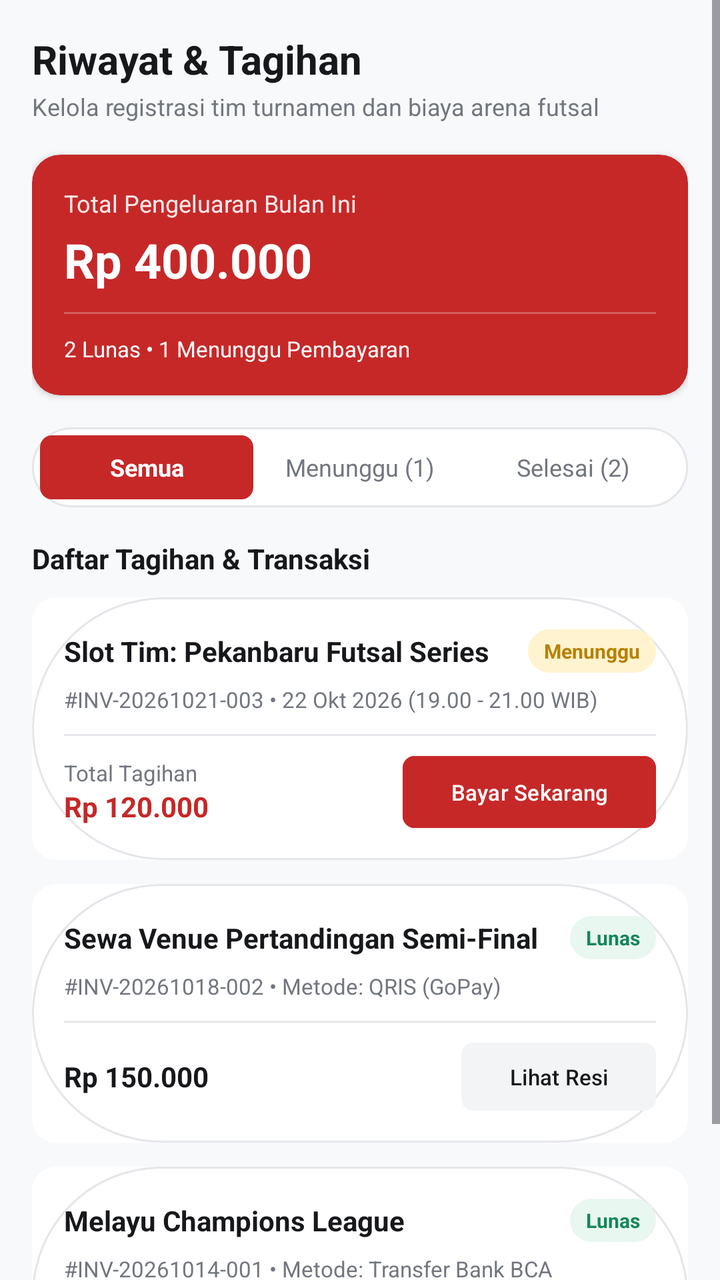
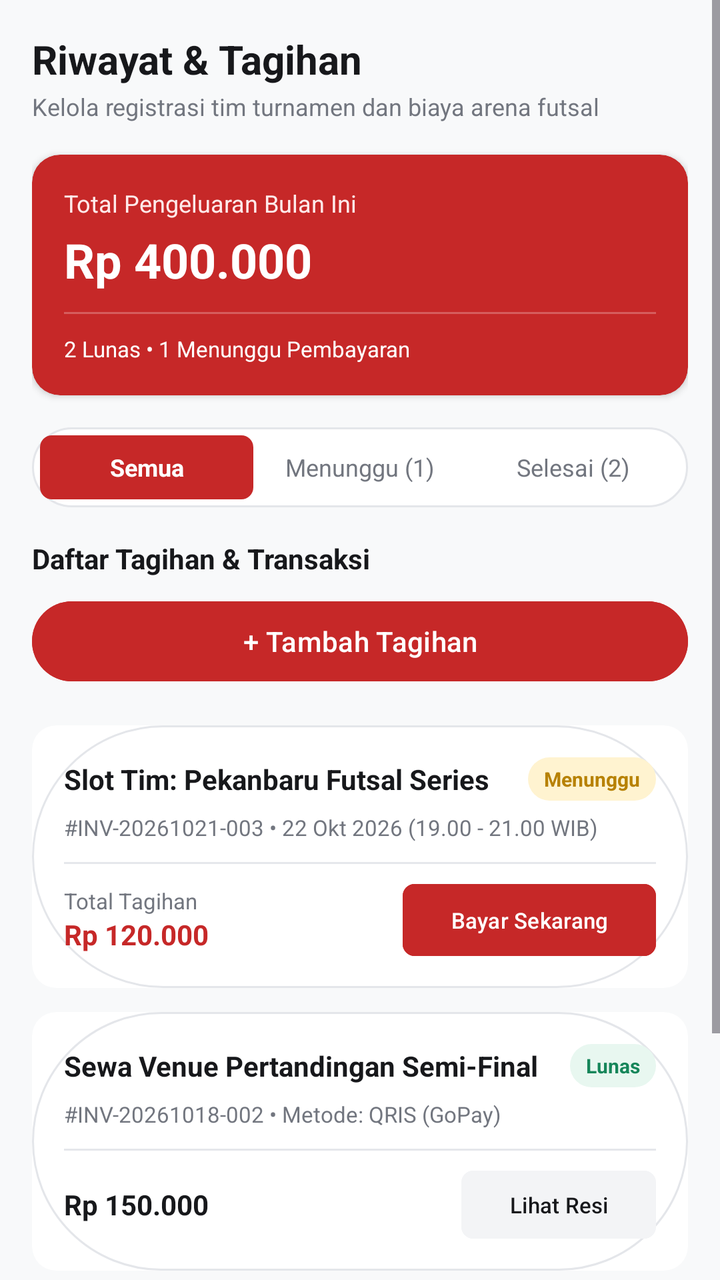

Two renders of the same Android screen: before a commit and after it. Below are the layout's source before the change and the commit's diff.
<!-- AndroidManifest.xml: application theme Theme.Afnmomogi -->
<!-- res/layout/fragment_pembayaran.xml -->
<?xml version="1.0" encoding="utf-8"?>
<FrameLayout xmlns:android="http://schemas.android.com/apk/res/android"
    xmlns:app="http://schemas.android.com/apk/res-auto"
    xmlns:tools="http://schemas.android.com/tools"
    android:layout_width="match_parent"
    android:layout_height="match_parent"
    android:background="#F8F9FA"
    tools:context=".PembayaranFragment">

    <ScrollView
        android:layout_width="match_parent"
        android:layout_height="match_parent">

        <LinearLayout
            android:layout_width="match_parent"
            android:layout_height="wrap_content"
            android:orientation="vertical"
            android:padding="16dp">

            
            <TextView
                android:layout_width="wrap_content"
                android:layout_height="wrap_content"
                android:text="Riwayat &amp; Tagihan"
                android:textSize="20sp"
                android:textStyle="bold"
                android:textColor="#17181B" />

            <TextView
                android:layout_width="wrap_content"
                android:layout_height="wrap_content"
                android:text="Kelola registrasi tim turnamen dan biaya arena futsal"
                android:textSize="12sp"
                android:textColor="#72767F"
                android:layout_marginTop="2dp" />

            
            <androidx.cardview.widget.CardView
                android:layout_width="match_parent"
                android:layout_height="wrap_content"
                android:layout_marginTop="16dp"
                app:cardCornerRadius="14dp"
                app:cardElevation="2dp"
                app:cardBackgroundColor="#C62828">

                <LinearLayout
                    android:layout_width="match_parent"
                    android:layout_height="wrap_content"
                    android:orientation="vertical"
                    android:padding="16dp">

                    <TextView
                        android:layout_width="wrap_content"
                        android:layout_height="wrap_content"
                        android:text="Total Pengeluaran Bulan Ini"
                        android:textColor="#FFEAEA"
                        android:textSize="12sp" />

                    <TextView
                        android:id="@+id/tvTotalBayar"
                        android:layout_width="wrap_content"
                        android:layout_height="wrap_content"
                        android:text="Rp 400.000"
                        android:textColor="#FFFFFF"
                        android:textSize="24sp"
                        android:textStyle="bold"
                        android:layout_marginTop="4dp" />

                    <View
                        android:layout_width="match_parent"
                        android:layout_height="1dp"
                        android:background="#40FFFFFF"
                        android:layout_marginVertical="10dp" />

                    <TextView
                        android:layout_width="wrap_content"
                        android:layout_height="wrap_content"
                        android:text="2 Lunas • 1 Menunggu Pembayaran"
                        android:textColor="#FFFFFF"
                        android:textSize="11sp" />
                </LinearLayout>
            </androidx.cardview.widget.CardView>

            
            <LinearLayout
                android:layout_width="match_parent"
                android:layout_height="wrap_content"
                android:orientation="horizontal"
                android:background="@drawable/rounded_border"
                android:padding="4dp"
                android:layout_marginTop="16dp">

                <TextView
                    android:layout_width="0dp"
                    android:layout_weight="1"
                    android:layout_height="32dp"
                    android:text="Semua"
                    android:gravity="center"
                    android:background="@drawable/red_tab_bg"
                    android:textColor="#FFFFFF"
                    android:textSize="12sp"
                    android:textStyle="bold" />

                <TextView
                    android:layout_width="0dp"
                    android:layout_weight="1"
                    android:layout_height="32dp"
                    android:text="Menunggu (1)"
                    android:gravity="center"
                    android:textColor="#72767F"
                    android:textSize="12sp" />

                <TextView
                    android:layout_width="0dp"
                    android:layout_weight="1"
                    android:layout_height="32dp"
                    android:text="Selesai (2)"
                    android:gravity="center"
                    android:textColor="#72767F"
                    android:textSize="12sp" />
            </LinearLayout>

            <TextView
                android:layout_width="wrap_content"
                android:layout_height="wrap_content"
                android:text="Daftar Tagihan &amp; Transaksi"
                android:textSize="14sp"
                android:textStyle="bold"
                android:textColor="#17181B"
                android:layout_marginTop="16dp" />

            
            <androidx.cardview.widget.CardView
                android:layout_width="match_parent"
                android:layout_height="wrap_content"
                android:layout_marginTop="10dp"
                app:cardCornerRadius="12dp"
                app:cardElevation="0dp">

                <LinearLayout
                    android:layout_width="match_parent"
                    android:layout_height="wrap_content"
                    android:orientation="vertical"
                    android:background="@drawable/rounded_border"
                    android:padding="16dp">

                    <LinearLayout
                        android:layout_width="match_parent"
                        android:layout_height="wrap_content"
                        android:orientation="horizontal"
                        android:gravity="center_vertical">

                        <TextView
                            android:layout_width="0dp"
                            android:layout_weight="1"
                            android:layout_height="wrap_content"
                            android:text="Slot Tim: Pekanbaru Futsal Series"
                            android:textColor="#17181B"
                            android:textStyle="bold"
                            android:textSize="14sp" />

                        <TextView
                            android:layout_width="wrap_content"
                            android:layout_height="wrap_content"
                            android:text="Menunggu"
                            android:background="@drawable/status_chip_bg"
                            android:textColor="#B78103"
                            android:paddingHorizontal="8dp"
                            android:paddingVertical="4dp"
                            android:textSize="10sp"
                            android:textStyle="bold" />
                    </LinearLayout>

                    <TextView
                        android:layout_width="wrap_content"
                        android:layout_height="wrap_content"
                        android:text="#INV-20261021-003 • 22 Okt 2026 (19.00 - 21.00 WIB)"
                        android:textSize="11sp"
                        android:textColor="#72767F"
                        android:layout_marginTop="6dp" />

                    <View
                        android:layout_width="match_parent"
                        android:layout_height="1dp"
                        android:background="#E5E7EB"
                        android:layout_marginVertical="10dp" />

                    <LinearLayout
                        android:layout_width="match_parent"
                        android:layout_height="wrap_content"
                        android:orientation="horizontal"
                        android:gravity="center_vertical">

                        <LinearLayout
                            android:layout_width="0dp"
                            android:layout_weight="1"
                            android:layout_height="wrap_content"
                            android:orientation="vertical">

                            <TextView
                                android:layout_width="wrap_content"
                                android:layout_height="wrap_content"
                                android:text="Total Tagihan"
                                android:textSize="11sp"
                                android:textColor="#72767F" />

                            <TextView
                                android:layout_width="wrap_content"
                                android:layout_height="wrap_content"
                                android:text="Rp 120.000"
                                android:textSize="14sp"
                                android:textColor="#C62828"
                                android:textStyle="bold" />
                        </LinearLayout>

                        <Button
                            android:id="@+id/btnBayarSekarang"
                            android:layout_width="wrap_content"
                            android:layout_height="36dp"
                            android:text="Bayar Sekarang"
                            android:textSize="11sp"
                            android:backgroundTint="#C62828"
                            android:textColor="#FFFFFF"
                            app:cornerRadius="6dp"
                            android:insetTop="0dp"
                            android:insetBottom="0dp" />
                    </LinearLayout>
                </LinearLayout>
            </androidx.cardview.widget.CardView>

            
            <androidx.cardview.widget.CardView
                android:layout_width="match_parent"
                android:layout_height="wrap_content"
                android:layout_marginTop="12dp"
                app:cardCornerRadius="12dp"
                app:cardElevation="0dp">

                <LinearLayout
                    android:layout_width="match_parent"
                    android:layout_height="wrap_content"
                    android:orientation="vertical"
                    android:background="@drawable/rounded_border"
                    android:padding="16dp">

                    <LinearLayout
                        android:layout_width="match_parent"
                        android:layout_height="wrap_content"
                        android:orientation="horizontal"
                        android:gravity="center_vertical">

                        <TextView
                            android:layout_width="0dp"
                            android:layout_weight="1"
                            android:layout_height="wrap_content"
                            android:text="Sewa Venue Pertandingan Semi-Final"
                            android:textColor="#17181B"
                            android:textStyle="bold"
                            android:textSize="14sp" />

                        <TextView
                            android:layout_width="wrap_content"
                            android:layout_height="wrap_content"
                            android:text="Lunas"
                            android:background="@drawable/green_chip_bg"
                            android:textColor="#16865A"
                            android:paddingHorizontal="8dp"
                            android:paddingVertical="4dp"
                            android:textSize="10sp"
                            android:textStyle="bold" />
                    </LinearLayout>

                    <TextView
                        android:layout_width="wrap_content"
                        android:layout_height="wrap_content"
                        android:text="#INV-20261018-002 • Metode: QRIS (GoPay)"
                        android:textSize="11sp"
                        android:textColor="#72767F"
                        android:layout_marginTop="6dp" />

                    <View
                        android:layout_width="match_parent"
                        android:layout_height="1dp"
                        android:background="#E5E7EB"
                        android:layout_marginVertical="10dp" />

                    <LinearLayout
                        android:layout_width="match_parent"
                        android:layout_height="wrap_content"
                        android:orientation="horizontal"
                        android:gravity="center_vertical">

                        <TextView
                            android:layout_width="0dp"
                            android:layout_weight="1"
                            android:layout_height="wrap_content"
                            android:text="Rp 150.000"
                            android:textSize="14sp"
                            android:textColor="#17181B"
                            android:textStyle="bold" />

                        <Button
                            android:id="@+id/btnBukti1"
                            android:layout_width="wrap_content"
                            android:layout_height="34dp"
                            android:text="Lihat Resi"
                            android:textSize="11sp"
                            android:backgroundTint="#F3F4F6"
                            android:textColor="#17181B"
                            app:cornerRadius="6dp"
                            android:insetTop="0dp"
                            android:insetBottom="0dp" />
                    </LinearLayout>
                </LinearLayout>
            </androidx.cardview.widget.CardView>

            
            <androidx.cardview.widget.CardView
                android:layout_width="match_parent"
                android:layout_height="wrap_content"
                android:layout_marginTop="12dp"
                app:cardCornerRadius="12dp"
                app:cardElevation="0dp">

                <LinearLayout
                    android:layout_width="match_parent"
                    android:layout_height="wrap_content"
                    android:orientation="vertical"
                    android:background="@drawable/rounded_border"
                    android:padding="16dp">

                    <LinearLayout
                        android:layout_width="match_parent"
                        android:layout_height="wrap_content"
                        android:orientation="horizontal"
                        android:gravity="center_vertical">

                        <TextView
                            android:layout_width="0dp"
                            android:layout_weight="1"
                            android:layout_height="wrap_content"
                            android:text="Melayu Champions League"
                            android:textColor="#17181B"
                            android:textStyle="bold"
                            android:textSize="14sp" />

                        <TextView
                            android:layout_width="wrap_content"
                            android:layout_height="wrap_content"
                            android:text="Lunas"
                            android:background="@drawable/green_chip_bg"
                            android:textColor="#16865A"
                            android:paddingHorizontal="8dp"
                            android:paddingVertical="4dp"
                            android:textSize="10sp"
                            android:textStyle="bold" />
                    </LinearLayout>

                    <TextView
                        android:layout_width="wrap_content"
                        android:layout_height="wrap_content"
                        android:text="#INV-20261014-001 • Metode: Transfer Bank BCA"
                        android:textSize="11sp"
                        android:textColor="#72767F"
                        android:layout_marginTop="6dp" />

                    <View
                        android:layout_width="match_parent"
                        android:layout_height="1dp"
                        android:background="#E5E7EB"
                        android:layout_marginVertical="10dp" />

                    <LinearLayout
                        android:layout_width="match_parent"
                        android:layout_height="wrap_content"
                        android:orientation="horizontal"
                        android:gravity="center_vertical">

                        <TextView
                            android:layout_width="0dp"
                            android:layout_weight="1"
                            android:layout_height="wrap_content"
                            android:text="Rp 250.000"
                            android:textSize="14sp"
                            android:textColor="#17181B"
                            android:textStyle="bold" />

                        <Button
                            android:id="@+id/btnBukti2"
                            android:layout_width="wrap_content"
                            android:layout_height="34dp"
                            android:text="Lihat Resi"
                            android:textSize="11sp"
                            android:backgroundTint="#F3F4F6"
                            android:textColor="#17181B"
                            app:cornerRadius="6dp"
                            android:insetTop="0dp"
                            android:insetBottom="0dp" />
                    </LinearLayout>
                </LinearLayout>
            </androidx.cardview.widget.CardView>

        </LinearLayout>
    </ScrollView>

</FrameLayout>
<!-- resources referenced by this layout -->
<resources>
  <!-- drawable green_chip_bg (drawable) -->
  <shape xmlns:android="http://schemas.android.com/apk/res/android">
      <corners android:radius="999dp" />
      <solid android:color="#E8F7F0" />
  </shape>
  <!-- drawable red_tab_bg (drawable) -->
  <shape xmlns:android="http://schemas.android.com/apk/res/android">
      <corners android:radius="6dp" />
      <solid android:color="#C62828" />
  </shape>
  <!-- drawable rounded_border (drawable) -->
  <shape xmlns:android="http://schemas.android.com/apk/res/android">
      <stroke android:width="1dp" android:color="#E4E6EA" />
      <corners android:radius="999dp" />
      <solid android:color="#FFFFFF" />
  </shape>
  <!-- drawable status_chip_bg (drawable) -->
  <shape xmlns:android="http://schemas.android.com/apk/res/android">
      <corners android:radius="999dp" />
      <solid android:color="#FFF3D0" />
  </shape>
  <style name="Theme.Afnmomogi" parent="Base.Theme.Afnmomogi" />
  <style name="Base.Theme.Afnmomogi" parent="Theme.Material3.DayNight.NoActionBar">
          
          
      </style>
</resources>

<!-- the commit's change to res/layout/fragment_pembayaran.xml (unified diff, before → after) -->
@@ -130,6 +130,23 @@
                 android:layout_marginTop="16dp" />
 
             
+            <Button
+                android:id="@+id/btnTambahTagihan"
+                android:layout_width="match_parent"
+                android:layout_height="wrap_content"
+                android:text="+ Tambah Tagihan"
+                android:backgroundTint="#C62828"
+                android:textColor="#FFFFFF"
+                android:layout_marginTop="8dp" />
+
+            <androidx.recyclerview.widget.RecyclerView
+                android:id="@+id/rvPembayaran"
+                android:layout_width="match_parent"
+                android:layout_height="wrap_content"
+                android:nestedScrollingEnabled="false"
+                android:layout_marginTop="8dp" />
+
+            
             <androidx.cardview.widget.CardView
                 android:layout_width="match_parent"
                 android:layout_height="wrap_content"
